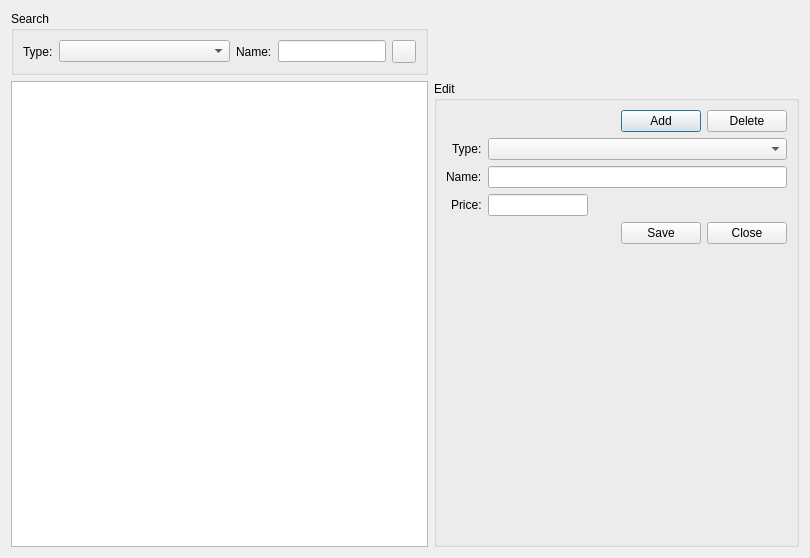
First picture: the form in RepairCenter/catspares.ui, repository Feo-d-oR/YARC, before the edit.
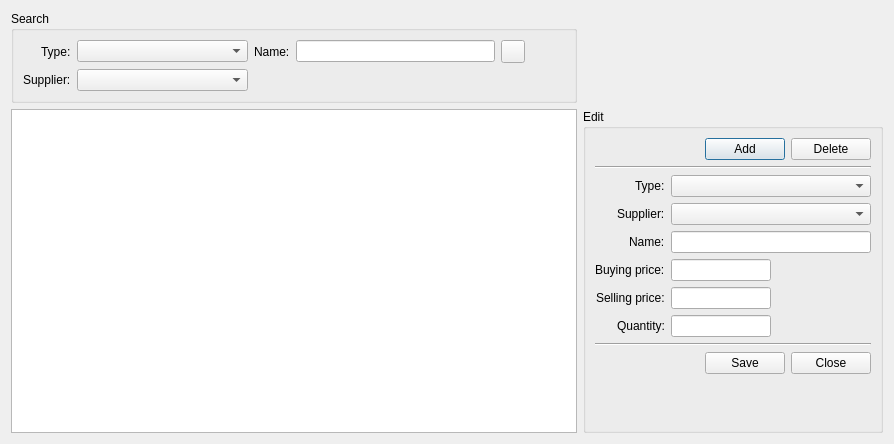
Second picture: the form after the edit. Icons and pictures are not drawn.

What changed in the file:
```diff
--- a/RepairCenter/catspares.ui
+++ b/RepairCenter/catspares.ui
@@ -6,8 +6,8 @@
    <rect>
     <x>0</x>
     <y>0</y>
-    <width>810</width>
-    <height>558</height>
+    <width>894</width>
+    <height>444</height>
    </rect>
   </property>
   <property name="windowTitle">
@@ -18,28 +18,18 @@
     <normaloff>:/icons/icons/brick.png</normaloff>:/icons/icons/brick.png</iconset>
   </property>
   <layout class="QGridLayout" name="gridLayout">
-   <item row="1" column="0">
-    <widget class="QTableView" name="tview">
-     <property name="selectionBehavior">
-      <enum>QAbstractItemView::SelectRows</enum>
-     </property>
-     <property name="horizontalScrollMode">
-      <enum>QAbstractItemView::ScrollPerPixel</enum>
-     </property>
-     <property name="sortingEnabled">
-      <bool>true</bool>
-     </property>
-    </widget>
-   </item>
-   <item row="1" column="1">
+   <item row="2" column="1">
     <widget class="QGroupBox" name="groupBox_2">
+     <property name="sizePolicy">
+      <sizepolicy hsizetype="Maximum" vsizetype="Preferred">
+       <horstretch>0</horstretch>
+       <verstretch>0</verstretch>
+      </sizepolicy>
+     </property>
      <property name="title">
       <string>Edit</string>
      </property>
      <layout class="QFormLayout" name="formLayout">
-      <property name="fieldGrowthPolicy">
-       <enum>QFormLayout::AllNonFixedFieldsGrow</enum>
-      </property>
       <property name="labelAlignment">
        <set>Qt::AlignRight|Qt::AlignTrailing|Qt::AlignVCenter</set>
       </property>
@@ -84,7 +74,14 @@
         </item>
        </layout>
       </item>
-      <item row="1" column="0">
+      <item row="1" column="0" colspan="2">
+       <widget class="Line" name="line">
+        <property name="orientation">
+         <enum>Qt::Horizontal</enum>
+        </property>
+       </widget>
+      </item>
+      <item row="2" column="0">
        <widget class="QLabel" name="label_3">
         <property name="minimumSize">
          <size>
@@ -97,7 +94,7 @@
         </property>
        </widget>
       </item>
-      <item row="1" column="1">
+      <item row="2" column="1">
        <layout class="QHBoxLayout" name="horizontalLayout_3">
         <item>
          <widget class="QComboBox" name="eType">
@@ -107,6 +104,12 @@
             <height>0</height>
            </size>
           </property>
+          <property name="maximumSize">
+           <size>
+            <width>300</width>
+            <height>16777215</height>
+           </size>
+          </property>
           <property name="editable">
            <bool>false</bool>
           </property>
@@ -114,7 +117,24 @@
         </item>
        </layout>
       </item>
-      <item row="2" column="0">
+      <item row="3" column="0">
+       <widget class="QLabel" name="label_7">
+        <property name="text">
+         <string>Supplier:</string>
+        </property>
+       </widget>
+      </item>
+      <item row="3" column="1">
+       <widget class="QComboBox" name="cSupplier">
+        <property name="maximumSize">
+         <size>
+          <width>300</width>
+          <height>16777215</height>
+         </size>
+        </property>
+       </widget>
+      </item>
+      <item row="4" column="0">
        <widget class="QLabel" name="label_4">
         <property name="minimumSize">
          <size>
@@ -127,7 +147,7 @@
         </property>
        </widget>
       </item>
-      <item row="2" column="1">
+      <item row="4" column="1">
        <widget class="QLineEdit" name="eName">
         <property name="minimumSize">
          <size>
@@ -135,9 +155,32 @@
           <height>0</height>
          </size>
         </property>
+        <property name="maximumSize">
+         <size>
+          <width>300</width>
+          <height>16777215</height>
+         </size>
+        </property>
        </widget>
       </item>
-      <item row="3" column="0">
+      <item row="5" column="0">
+       <widget class="QLabel" name="label_6">
+        <property name="text">
+         <string>Buying price:</string>
+        </property>
+       </widget>
+      </item>
+      <item row="5" column="1">
+       <widget class="QLineEdit" name="eBuyPrice">
+        <property name="maximumSize">
+         <size>
+          <width>100</width>
+          <height>16777215</height>
+         </size>
+        </property>
+       </widget>
+      </item>
+      <item row="6" column="0">
        <widget class="QLabel" name="label_5">
         <property name="minimumSize">
          <size>
@@ -146,11 +189,11 @@
          </size>
         </property>
         <property name="text">
-         <string>Price:</string>
+         <string>Selling price:</string>
         </property>
        </widget>
       </item>
-      <item row="3" column="1">
+      <item row="6" column="1">
        <widget class="QLineEdit" name="ePrice">
         <property name="maximumSize">
          <size>
@@ -160,7 +203,31 @@
         </property>
        </widget>
       </item>
-      <item row="4" column="0" colspan="2">
+      <item row="7" column="0">
+       <widget class="QLabel" name="label_8">
+        <property name="text">
+         <string>Quantity:</string>
+        </property>
+       </widget>
+      </item>
+      <item row="7" column="1">
+       <widget class="QLineEdit" name="eQty">
+        <property name="maximumSize">
+         <size>
+          <width>100</width>
+          <height>16777215</height>
+         </size>
+        </property>
+       </widget>
+      </item>
+      <item row="8" column="0" colspan="2">
+       <widget class="Line" name="line_2">
+        <property name="orientation">
+         <enum>Qt::Horizontal</enum>
+        </property>
+       </widget>
+      </item>
+      <item row="9" column="0" colspan="2">
        <layout class="QHBoxLayout" name="horizontalLayout_4">
         <item>
          <spacer name="horizontalSpacer_2">
@@ -201,23 +268,78 @@
         </item>
        </layout>
       </item>
+      <item row="10" column="0" colspan="2">
+       <spacer name="verticalSpacer">
+        <property name="orientation">
+         <enum>Qt::Vertical</enum>
+        </property>
+        <property name="sizeHint" stdset="0">
+         <size>
+          <width>20</width>
+          <height>40</height>
+         </size>
+        </property>
+       </spacer>
+      </item>
      </layout>
     </widget>
    </item>
-   <item row="0" column="0">
+   <item row="2" column="0">
+    <widget class="QTableView" name="tview">
+     <property name="sizePolicy">
+      <sizepolicy hsizetype="MinimumExpanding" vsizetype="MinimumExpanding">
+       <horstretch>0</horstretch>
+       <verstretch>0</verstretch>
+      </sizepolicy>
+     </property>
+     <property name="selectionBehavior">
+      <enum>QAbstractItemView::SelectRows</enum>
+     </property>
+     <property name="horizontalScrollMode">
+      <enum>QAbstractItemView::ScrollPerPixel</enum>
+     </property>
+     <property name="sortingEnabled">
+      <bool>true</bool>
+     </property>
+    </widget>
+   </item>
+   <item row="1" column="0">
     <widget class="QGroupBox" name="groupBox">
      <property name="title">
       <string>Search</string>
      </property>
-     <layout class="QHBoxLayout" name="horizontalLayout">
-      <item>
+     <layout class="QGridLayout" name="gridLayout_2">
+      <item row="0" column="0" alignment="Qt::AlignRight">
        <widget class="QLabel" name="label">
         <property name="text">
          <string>Type:</string>
         </property>
        </widget>
       </item>
-      <item>
+      <item row="0" column="5">
+       <spacer name="horizontalSpacer_3">
+        <property name="orientation">
+         <enum>Qt::Horizontal</enum>
+        </property>
+        <property name="sizeType">
+         <enum>QSizePolicy::Maximum</enum>
+        </property>
+        <property name="sizeHint" stdset="0">
+         <size>
+          <width>40</width>
+          <height>20</height>
+         </size>
+        </property>
+       </spacer>
+      </item>
+      <item row="0" column="2" alignment="Qt::AlignRight">
+       <widget class="QLabel" name="label_2">
+        <property name="text">
+         <string>Name:</string>
+        </property>
+       </widget>
+      </item>
+      <item row="0" column="1">
        <widget class="QComboBox" name="cSearchType">
         <property name="minimumSize">
          <size>
@@ -227,30 +349,17 @@
         </property>
        </widget>
       </item>
-      <item>
-       <widget class="QLabel" name="label_2">
-        <property name="text">
-         <string>Name:</string>
-        </property>
-       </widget>
-      </item>
-      <item>
-       <widget class="QLineEdit" name="eSearchName">
-        <property name="minimumSize">
-         <size>
-          <width>83</width>
-          <height>0</height>
-         </size>
-        </property>
+      <item row="1" column="1">
+       <widget class="QComboBox" name="cSearchSupplier">
         <property name="maximumSize">
          <size>
-          <width>129</width>
+          <width>300</width>
           <height>16777215</height>
          </size>
         </property>
        </widget>
       </item>
-      <item>
+      <item row="0" column="4">
        <widget class="QToolButton" name="bClear">
         <property name="font">
          <font>
@@ -272,6 +381,29 @@
         </property>
        </widget>
       </item>
+      <item row="1" column="0" alignment="Qt::AlignRight">
+       <widget class="QLabel" name="label_9">
+        <property name="text">
+         <string>Supplier:</string>
+        </property>
+       </widget>
+      </item>
+      <item row="0" column="3">
+       <widget class="QLineEdit" name="eSearchName">
+        <property name="minimumSize">
+         <size>
+          <width>150</width>
+          <height>0</height>
+         </size>
+        </property>
+        <property name="maximumSize">
+         <size>
+          <width>400</width>
+          <height>16777215</height>
+         </size>
+        </property>
+       </widget>
+      </item>
      </layout>
     </widget>
    </item>
```
